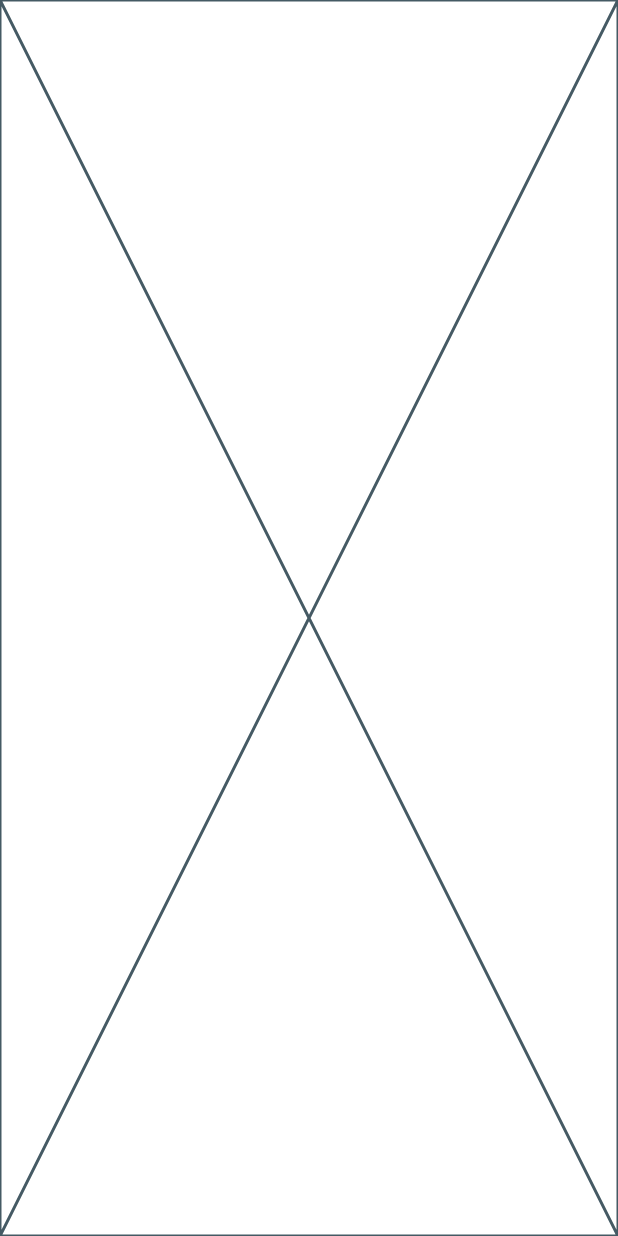
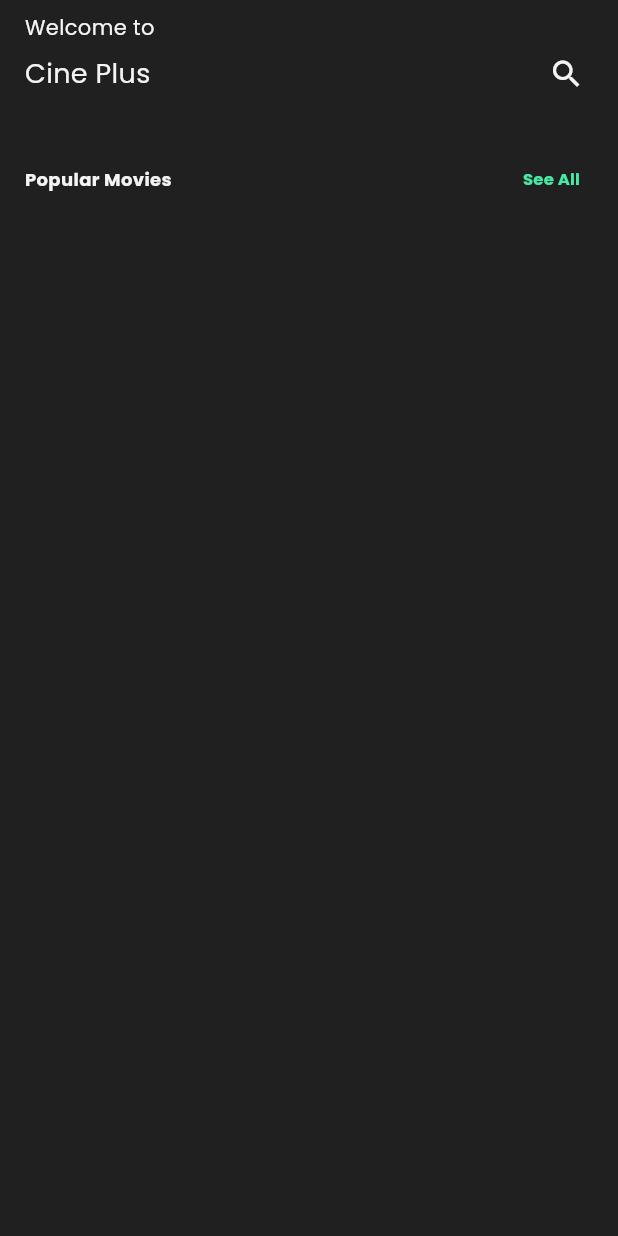
Before and after one commit to yoonpyaepyaenyein/movie_app_flutter, a Flutter app: the screen it shows after launch, on a phone screen of 412 x 824 dp. Run offline on Flutter 3.47's test engine with Material 3 defaults, Android fonts, the phone set to English and light mode, and no system bars; our stand-ins replace focus_detector_v2, get, google_fonts, responsive_sizer.

Commit message:
Set up Home Screen Header

```diff
--- /dev/null
+++ b/lib/common/super_scaffold.dart
@@ -0,0 +1,74 @@
+import 'package:flutter/material.dart';
+import 'package:flutter/services.dart';
+import 'package:focus_detector_v2/focus_detector_v2.dart';
+import 'package:get/get.dart';
+import 'package:movieapp_flutter/utils/app_colors.dart';
+
+class SuperScaffold extends StatelessWidget {
+  // Constructor
+  const SuperScaffold({
+    super.key,
+    required this.child,
+    this.topColor = const Color(0xff202020),
+    this.botColor = const Color(0xffF4F4F4),
+    this.xbotSafe = false,
+  });
+
+  // Class variables
+  final Widget child;
+  final Color topColor;
+  final Color botColor;
+  final bool xbotSafe;
+
+  // Build method
+  @override
+  Widget build(BuildContext context) {
+    // Returning a widget tree wrapped with FocusDetector and MediaQuery
+    return FocusDetector(
+      onFocusGained: () {
+        setBarColor(topColor, botColor);
+      },
+      onVisibilityGained: () {
+        setBarColor(topColor, botColor);
+      },
+      child: Container(
+        color: topColor,
+        child: SafeArea(
+          top: true,
+          left: false,
+          right: false,
+          bottom: xbotSafe,
+          child: GestureDetector(
+            onTap: () {
+              // Handling tap to unfocus
+              FocusScope.of(context)
+                  .unfocus(); // to unfocus any currently focused input.
+            },
+            child: child,
+            // child: GetBuilder<InternetStatusController>(
+            //   builder: (InternetStatusController controller) {
+            //     if (controller.internetStatus) {
+            //       print(
+            //           'Controller status internet:::: ${controller.internetStatus}');
+            //       return child;
+            //     } else {
+            //       return const NoInternetConnectionScreen();
+            //     }
+            //   },
+            // ),
+          ),
+        ),
+      ),
+    );
+  }
+}
+
+void setBarColor(Color top, Color bot) {
+  SystemChrome.setSystemUIOverlayStyle(SystemUiOverlayStyle(
+    statusBarColor: top,
+    systemNavigationBarColor: bot,
+    statusBarIconBrightness:
+        top.computeLuminance() > 0.5 ? Brightness.dark : Brightness.light,
+    statusBarBrightness: Brightness.light,
+  ));
+}
--- /dev/null
+++ b/lib/view/bottomTab/bottom_tab_screen.dart
@@ -0,0 +1,10 @@
+import 'package:flutter/material.dart';
+
+class BottomTabScreen extends StatelessWidget {
+  const BottomTabScreen({super.key});
+
+  @override
+  Widget build(BuildContext context) {
+    return const Placeholder();
+  }
+}
--- a/lib/view/home/home_screen.dart
+++ b/lib/view/home/home_screen.dart
@@ -1,10 +1,84 @@
 import 'package:flutter/material.dart';
+import 'package:movieapp_flutter/common/super_scaffold.dart';
+import 'package:movieapp_flutter/utils/app_colors.dart';
+import 'package:movieapp_flutter/utils/app_values.dart';
+import 'package:responsive_sizer/responsive_sizer.dart';
 
 class HomeScreen extends StatelessWidget {
   const HomeScreen({super.key});
 
   @override
   Widget build(BuildContext context) {
-    return const Placeholder();
+    return SuperScaffold(
+      topColor: AppColor.black,
+      child: Scaffold(
+        backgroundColor: AppColor.black,
+        body: Padding(
+          padding: EdgeInsets.only(left: 4.w, top: 2.w, right: 3.w),
+          child: Column(
+            crossAxisAlignment: CrossAxisAlignment.start,
+            children: [
+              Text(
+                'Welcome to',
+                style: TextStyle(
+                  color: AppColor.white,
+                  fontSize: AppValues.mediumText,
+                ),
+              ),
+              SizedBox(
+                height: 2.w,
+              ),
+              Row(
+                mainAxisAlignment: MainAxisAlignment.spaceBetween,
+                children: [
+                  Text(
+                    'Cine Plus',
+                    style: TextStyle(
+                        color: AppColor.white, fontSize: AppValues.largeText),
+                  ),
+                  GestureDetector(
+                    onTap: () {},
+                    child: Padding(
+                      padding: const EdgeInsets.only(right: 10),
+                      child: Icon(
+                        Icons.search,
+                        color: AppColor.white,
+                        // size: 6.w,
+                      ),
+                    ),
+                  )
+                ],
+              ),
+              Container(
+                margin: EdgeInsets.only(top: 8.w),
+                child: Row(
+                  mainAxisAlignment: MainAxisAlignment.spaceBetween,
+                  children: [
+                    Text(
+                      'Popular Movies',
+                      style: TextStyle(
+                          color: AppColor.white,
+                          fontWeight: FontWeight.bold,
+                          fontSize: AppValues.smallText),
+                    ),
+                    TextButton(
+                      onPressed: () {},
+                      child: Text(
+                        'See All',
+                        style: TextStyle(
+                          color: AppColor.primary,
+                          fontSize: AppValues.extraSmallText,
+                          fontWeight: FontWeight.bold,
+                        ),
+                      ),
+                    )
+                  ],
+                ),
+              )
+            ],
+          ),
+        ),
+      ),
+    );
   }
 }
```
Also changed, not shown: pubspec.yaml (+8 -2 lines), pubspec.lock.
